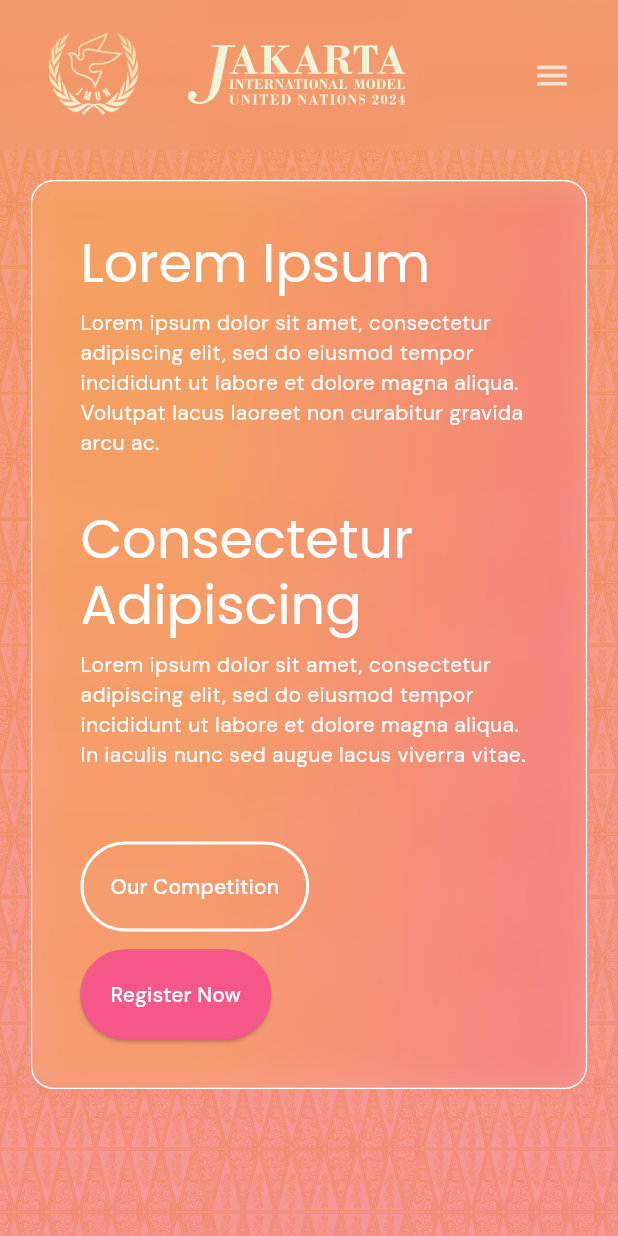
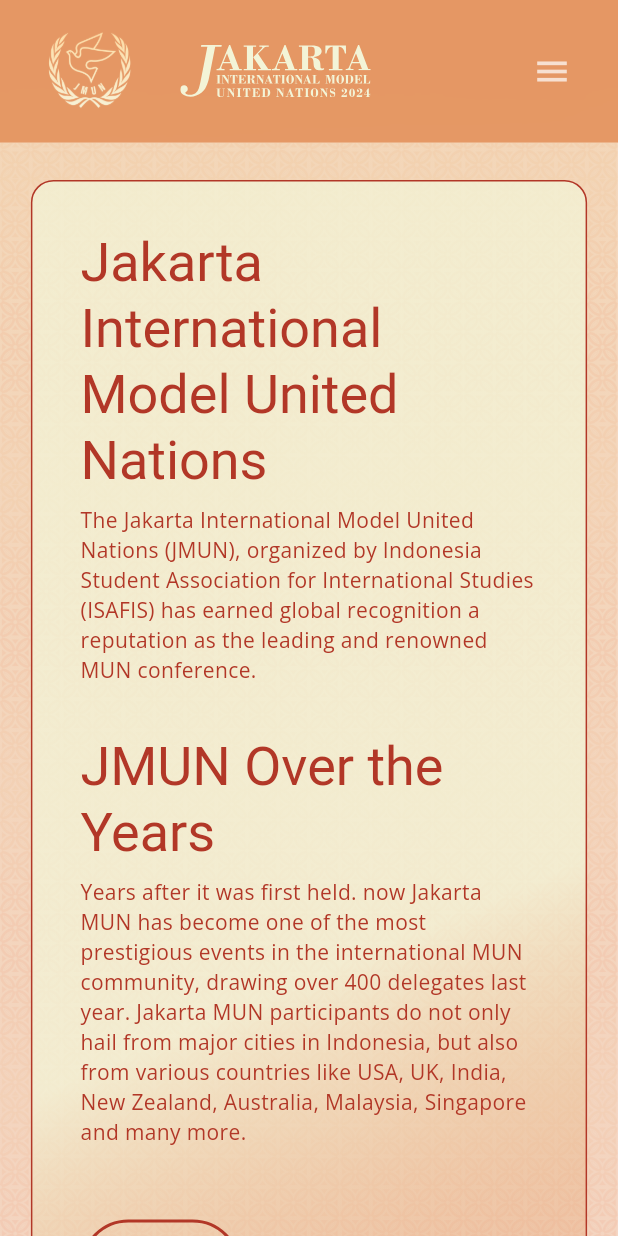
Before and after one commit to cnotgate/jakartamun2024-web, a Flutter app: the screen it shows after launch, on a phone screen of 412 x 824 dp. Run offline on Flutter 3.47's test engine with Material 3 defaults, Android fonts, the phone set to English and light mode, and no system bars; drawn by our look-alikes of dynamic_color; our stand-ins replace flutter_riverpod, flutter_svg, font_awesome_flutter, google_fonts, responsive_builder.

Commit message:
change color

```diff
--- a/lib/_global_widgets/body_background.dart
+++ b/lib/_global_widgets/body_background.dart
@@ -5,10 +5,16 @@
 
   @override
   Widget build(BuildContext context) {
+    // return Image.asset(
+    //   'assets/images/light-bg.png',
+    //   height: MediaQuery.of(context).size.height * 4,
+    //   width: MediaQuery.of(context).size.width,
+    //   repeat: ImageRepeat.repeatY,
+    // );
     return ShaderMask(
       shaderCallback: (Rect bounds) {
         return const LinearGradient(
-                colors: [Color(0xaaf06e34), Color(0xaaf55789), Color(0xaafbb53b)],
+                colors: [Color(0x33f06e34), Color(0x33f55789), Color(0x33fbb53b)],
                 begin: FractionalOffset.topLeft,
                 end: FractionalOffset.bottomRight,
                 stops: [0.0, 0.5, 1.0],
@@ -17,7 +23,7 @@
       },
       blendMode: BlendMode.srcOver,
       child: Image.asset(
-        'assets/images/background.png',
+        'assets/images/light-bg.png',
         height: MediaQuery.of(context).size.height * 4,
         width: MediaQuery.of(context).size.width,
         repeat: ImageRepeat.repeatY,
--- a/lib/frontpage/widgets/appbar/frontpage_appbar.dart
+++ b/lib/frontpage/widgets/appbar/frontpage_appbar.dart
@@ -28,12 +28,13 @@
             horizontal: 20,
           ),
           decoration: const BoxDecoration(
-            gradient: LinearGradient(
-                colors: [Color(0x00f06e34), Color(0x00f55789)],
-                begin: FractionalOffset.centerLeft,
-                end: FractionalOffset.centerRight,
-                stops: [0.0, 1.0],
-                tileMode: TileMode.clamp),
+            color: Color(0x99dc7030),
+            //   gradient: LinearGradient(
+            //       colors: [Color(0x99f06e34), Color(0x99E23F7E)],
+            //       begin: FractionalOffset.centerLeft,
+            //       end: FractionalOffset.centerRight,
+            //       stops: [0.4, 1.0],
+            //       tileMode: TileMode.clamp),
           ),
           child: Column(
             children: [
@@ -51,7 +52,7 @@
                           isAntiAlias: true,
                           height: getValueForScreenType(
                             context: context,
-                            mobile: 60,
+                            mobile: 55,
                             tablet: 65,
                             desktop: 75,
                           ),
@@ -67,7 +68,7 @@
                             'assets/images/jmun2024-title.svg',
                             height: getValueForScreenType(
                               context: context,
-                              mobile: 40,
+                              mobile: 35,
                               tablet: 45,
                               desktop: 50,
                             ),
@@ -96,7 +97,7 @@
                           TextButton(
                             onPressed: () {},
                             child: Text(
-                              'Competition',
+                              'Councils',
                               style: Theme.of(context).textTheme.titleMedium?.apply(
                                     color: Colors.white,
                                   ),
--- a/lib/frontpage/widgets/body/frontpage_body.dart
+++ b/lib/frontpage/widgets/body/frontpage_body.dart
@@ -2,6 +2,7 @@
 import 'package:jakartamun_web/_global_widgets/body_background.dart';
 import 'package:jakartamun_web/frontpage/widgets/body/sections/section1.dart';
 import 'package:jakartamun_web/_global_widgets/footer.dart';
+import 'package:jakartamun_web/frontpage/widgets/body/sections/section2.dart';
 
 class FrontpageBody extends StatefulWidget {
   const FrontpageBody({super.key});
@@ -38,6 +39,10 @@
                         child: Column(
                           children: [
                             Section1(),
+                            SizedBox(
+                              height: 96.0,
+                            ),
+                            Section2(),
                           ],
                         ))
                   ]),
--- a/lib/frontpage/widgets/body/sections/section1.dart
+++ b/lib/frontpage/widgets/body/sections/section1.dart
@@ -5,6 +5,8 @@
 
 class Section1 extends StatelessWidget {
   const Section1({super.key});
+
+  final Color displayColor = const Color(0xffb23727);
 
   @override
   Widget build(BuildContext context) {
@@ -18,18 +20,16 @@
       ),
       decoration: BoxDecoration(
         borderRadius: BorderRadius.circular(15.0),
-        border: Border.all(color: Colors.white),
+        border: Border.all(color: displayColor),
         gradient: const LinearGradient(
-            colors: [Color(0x44fbb53b), Color(0x44f55789)],
-            begin: FractionalOffset.centerLeft,
-            end: FractionalOffset.centerRight,
-            stops: [0.3, 1.0],
+            colors: [Color(0xbbf3f5d8), Color(0x10dc7030)],
+            begin: FractionalOffset.topLeft,
+            end: FractionalOffset.bottomRight,
+            stops: [0.6, 1.0],
             tileMode: TileMode.clamp),
       ),
       child: ClipRRect(
         borderRadius: BorderRadius.circular(15.0),
-        child: BackdropFilter(
-          filter: ImageFilter.blur(sigmaX: 10.0, sigmaY: 10.0),
         child: Row(
           mainAxisAlignment: MainAxisAlignment.spaceBetween,
           crossAxisAlignment: CrossAxisAlignment.end,
@@ -43,66 +43,54 @@
                     crossAxisAlignment: CrossAxisAlignment.start,
                     children: [
                       Text(
-                          "Lorem Ipsum",
+                        "Jakarta International Model United Nations",
                         style: getValueForScreenType(
                           context: context,
-                            mobile: Theme.of(context)
-                                .textTheme
-                                .displaySmall
-                                ?.apply(color: Colors.white),
-                            tablet: Theme.of(context)
-                                .textTheme
-                                .displayMedium
-                                ?.apply(color: Colors.white),
-                            desktop: Theme.of(context)
-                                .textTheme
-                                .displayLarge
-                                ?.apply(color: Colors.white),
+                          mobile:
+                              Theme.of(context).textTheme.displaySmall?.apply(color: displayColor),
+                          tablet:
+                              Theme.of(context).textTheme.displayMedium?.apply(color: displayColor),
+                          desktop:
+                              Theme.of(context).textTheme.displayLarge?.apply(color: displayColor),
                         ),
                       ),
                       const SizedBox(height: 8.0),
                       Text(
-                          "Lorem ipsum dolor sit amet, consectetur adipiscing elit, sed do eiusmod tempor incididunt ut labore et dolore magna aliqua. Volutpat lacus laoreet non curabitur gravida arcu ac.",
+                        "The Jakarta International Model United Nations (JMUN), organized by Indonesia Student Association for International Studies (ISAFIS) has earned global recognition a reputation as the leading and renowned MUN conference.",
                         style: getValueForScreenType(
                           context: context,
                           mobile:
-                                Theme.of(context).textTheme.bodyMedium?.apply(color: Colors.white),
+                              Theme.of(context).textTheme.bodyMedium?.apply(color: displayColor),
                           tablet:
-                                Theme.of(context).textTheme.bodyMedium?.apply(color: Colors.white),
+                              Theme.of(context).textTheme.bodyMedium?.apply(color: displayColor),
                           desktop:
-                                Theme.of(context).textTheme.bodyLarge?.apply(color: Colors.white),
+                              Theme.of(context).textTheme.bodyLarge?.apply(color: displayColor),
                         ),
                       ),
                       const SizedBox(height: 32.0),
                       Text(
-                          "Consectetur Adipiscing",
+                        "JMUN Over the Years",
                         style: getValueForScreenType(
                           context: context,
-                            mobile: Theme.of(context)
-                                .textTheme
-                                .displaySmall
-                                ?.apply(color: Colors.white),
-                            tablet: Theme.of(context)
-                                .textTheme
-                                .displayMedium
-                                ?.apply(color: Colors.white),
-                            desktop: Theme.of(context)
-                                .textTheme
-                                .displayLarge
-                                ?.apply(color: Colors.white),
+                          mobile:
+                              Theme.of(context).textTheme.displaySmall?.apply(color: displayColor),
+                          tablet:
+                              Theme.of(context).textTheme.displayMedium?.apply(color: displayColor),
+                          desktop:
+                              Theme.of(context).textTheme.displayLarge?.apply(color: displayColor),
                         ),
                       ),
                       const SizedBox(height: 8.0),
                       Text(
-                          "Lorem ipsum dolor sit amet, consectetur adipiscing elit, sed do eiusmod tempor incididunt ut labore et dolore magna aliqua. In iaculis nunc sed augue lacus viverra vitae.",
+                        "Years after it was first held. now Jakarta MUN has become one of the most prestigious events in the international MUN community, drawing over 400 delegates last year. Jakarta MUN participants do not only hail from major cities in Indonesia, but also from various countries like USA, UK, India, New Zealand, Australia, Malaysia, Singapore and many more.",
                         style: getValueForScreenType(
                           context: context,
                           mobile:
-                                Theme.of(context).textTheme.bodyMedium?.apply(color: Colors.white),
+                              Theme.of(context).textTheme.bodyMedium?.apply(color: displayColor),
                           tablet:
-                                Theme.of(context).textTheme.bodyMedium?.apply(color: Colors.white),
+                              Theme.of(context).textTheme.bodyMedium?.apply(color: displayColor),
                           desktop:
-                                Theme.of(context).textTheme.bodyLarge?.apply(color: Colors.white),
+                              Theme.of(context).textTheme.bodyLarge?.apply(color: displayColor),
                         ),
                       ),
                       const SizedBox(height: 32.0),
@@ -111,78 +99,53 @@
                         child: ResponsiveBuilder(
                           builder: (context, sizingInformation) {
                             var sz = sizingInformation.deviceScreenType;
-                              if (sz == DeviceScreenType.desktop) {
-                                return Row(
-                                  children: [
+                            final content = [
                               OutlinedButton(
                                 onPressed: () {},
                                 style: OutlinedButton.styleFrom(
                                   padding: const EdgeInsets.all(20.0),
-                                        side: const BorderSide(width: 2.0, color: Colors.white),
+                                  side: BorderSide(width: 2.0, color: displayColor),
                                 ),
                                 child: Text(
-                                        "Our Competition",
-                                        style: textTheme.titleMedium?.apply(color: Colors.white),
+                                  "About Us",
+                                  style: textTheme.titleMedium?.apply(color: displayColor),
                                 ),
                               ),
-                                    const SizedBox(width: 10.0),
+                              ResponsiveBuilder(builder: (context, sizing) {
+                                var sz = sizing.deviceScreenType;
+                                if (sz == DeviceScreenType.mobile) {
+                                  return const SizedBox(height: 10.0);
+                                } else {
+                                  return const SizedBox(width: 10.0);
+                                }
+                              }),
                               ElevatedButton(
                                 onPressed: () {},
                                 style: ElevatedButton.styleFrom(
-                                        padding: const EdgeInsets.all(20.0),
+                                  padding: EdgeInsets.all(
+                                    getValueForScreenType(
+                                        context: context,
+                                        mobile: 18.0,
+                                        tablet: 20.0,
+                                        desktop: 20.0),
+                                  ),
                                   backgroundColor: const Color(0xfff55789),
-                                        side:
-                                            const BorderSide(width: 2.0, color: Color(0xfff55789)),
+                                  side: const BorderSide(width: 2.0, color: Color(0xfff55789)),
                                 ),
                                 child: Text(
                                   "Register Now",
                                   style: textTheme.titleMedium?.apply(color: Colors.white),
                                 ),
                               ),
-                                  ],
+                            ];
+                            if (sz == DeviceScreenType.desktop) {
+                              return Row(
+                                children: content,
                               );
                             } else {
                               return Column(
                                 crossAxisAlignment: CrossAxisAlignment.start,
-                                  children: [
-                                    OutlinedButton(
-                                      onPressed: () {},
-                                      style: OutlinedButton.styleFrom(
-                                        padding: const EdgeInsets.all(20),
-                                        side: const BorderSide(width: 2.0, color: Colors.white),
-                                      ),
-                                      child: Text(
-                                        "Our Competition",
-                                        style: getValueForScreenType(
-                                          context: context,
-                                          mobile: textTheme.titleSmall?.apply(color: Colors.white),
-                                          tablet: textTheme.titleMedium?.apply(color: Colors.white),
-                                          desktop:
-                                              textTheme.titleMedium?.apply(color: Colors.white),
-                                        ),
-                                      ),
-                                    ),
-                                    const SizedBox(height: 12.0),
-                                    ElevatedButton(
-                                      onPressed: () {},
-                                      style: ElevatedButton.styleFrom(
-                                        padding: const EdgeInsets.all(20.0),
-                                        backgroundColor: const Color(0xfff55789),
-                                        side:
-                                            const BorderSide(width: 2.0, color: Color(0xfff55789)),
-                                      ),
-                                      child: Text(
-                                        "Register Now",
-                                        style: getValueForScreenType(
-                                          context: context,
-                                          mobile: textTheme.titleSmall?.apply(color: Colors.white),
-                                          tablet: textTheme.titleMedium?.apply(color: Colors.white),
-                                          desktop:
-                                              textTheme.titleMedium?.apply(color: Colors.white),
-                                        ),
-                                      ),
-                                    ),
-                                  ],
+                                children: content,
                               );
                             }
                           },
@@ -213,7 +176,6 @@
           ],
         ),
       ),
-      ),
     );
   }
 }
--- /dev/null
+++ b/lib/frontpage/widgets/body/sections/section2.dart
@@ -0,0 +1,19 @@
+import 'package:flutter/material.dart';
+
+class Section2 extends StatelessWidget {
+  const Section2({super.key});
+  final Color displayColor = const Color(0xffb23727);
+
+  @override
+  Widget build(BuildContext context) {
+    final textTheme = Theme.of(context).textTheme;
+    return Column(
+      children: [
+        Text(
+          "Councils",
+          style: textTheme.displayLarge?.apply(color: displayColor),
+        ),
+      ],
+    );
+  }
+}
--- a/lib/theme/text_theme.dart
+++ b/lib/theme/text_theme.dart
@@ -2,51 +2,51 @@
 import 'package:google_fonts/google_fonts.dart';
 
 TextTheme textTheme = TextTheme(
-  displayLarge: GoogleFonts.poppins(
+  displayLarge: GoogleFonts.dmSerifText(
     fontSize: 57,
     fontWeight: FontWeight.w400,
   ),
-  displayMedium: GoogleFonts.poppins(
+  displayMedium: GoogleFonts.dmSerifText(
     fontSize: 45,
     fontWeight: FontWeight.w400,
   ),
-  displaySmall: GoogleFonts.poppins(
+  displaySmall: GoogleFonts.dmSerifText(
     fontSize: 36,
     fontWeight: FontWeight.w400,
   ),
-  headlineLarge: GoogleFonts.poppins(
+  headlineLarge: GoogleFonts.dmSerifText(
     fontSize: 32,
     fontWeight: FontWeight.w500,
   ),
-  headlineMedium: GoogleFonts.poppins(
+  headlineMedium: GoogleFonts.dmSerifText(
     fontSize: 28,
     fontWeight: FontWeight.w400,
   ),
-  headlineSmall: GoogleFonts.poppins(
+  headlineSmall: GoogleFonts.dmSerifText(
     fontSize: 24,
     fontWeight: FontWeight.w400,
   ),
-  titleLarge: GoogleFonts.dmSans(
+  titleLarge: GoogleFonts.bodoniModa(
     fontSize: 22,
     fontWeight: FontWeight.w400,
   ),
-  titleMedium: GoogleFonts.dmSans(
+  titleMedium: GoogleFonts.bodoniModa(
     fontSize: 16,
     fontWeight: FontWeight.w500,
   ),
-  titleSmall: GoogleFonts.dmSans(
+  titleSmall: GoogleFonts.bodoniModa(
     fontSize: 14,
     fontWeight: FontWeight.w500,
   ),
-  bodyLarge: GoogleFonts.dmSans(
+  bodyLarge: GoogleFonts.openSans(
     fontSize: 16,
     fontWeight: FontWeight.w400,
   ),
-  bodyMedium: GoogleFonts.dmSans(
+  bodyMedium: GoogleFonts.openSans(
     fontSize: 14,
     fontWeight: FontWeight.w400,
   ),
-  bodySmall: GoogleFonts.dmSans(
+  bodySmall: GoogleFonts.openSans(
     fontSize: 12,
     fontWeight: FontWeight.w500,
   ),
```
Also changed, not shown: assets/images/light-bg.png (added). Lines whose indentation alone changed are shown as unchanged.
